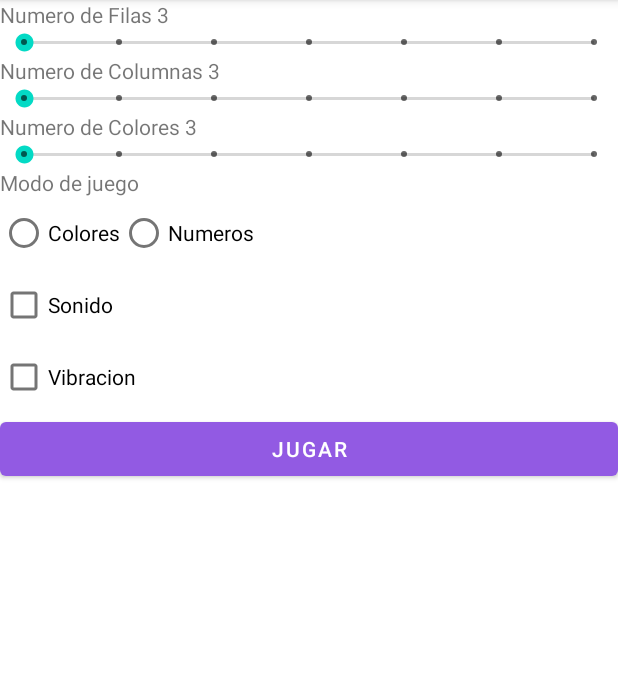
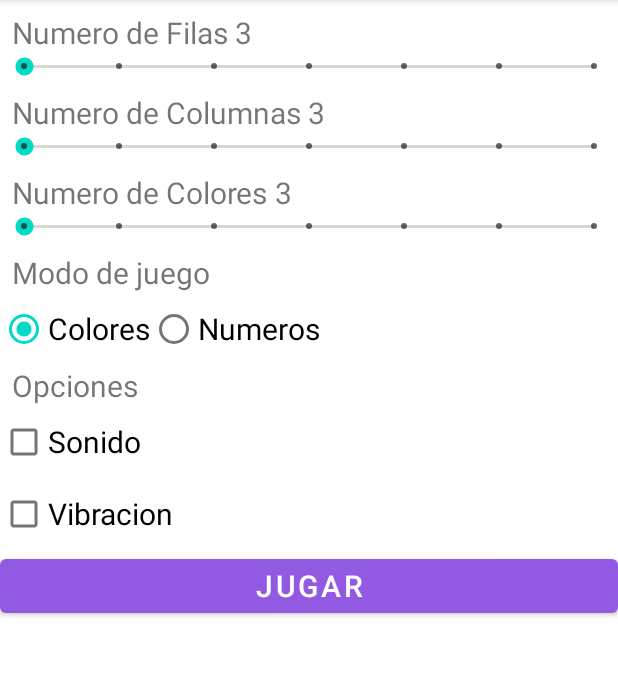
Before and after one commit to Alcel/ElTablero, an Android app: the screen it shows after launch (MainActivity), on a phone screen of 412 x 824 dp, the part 84-759 px from its top. Run offline under Robolectric (Android 15) with nearby library versions, the phone set to English and light mode, and no system bars.

Commit message:
Menu arreglado

```diff
--- a/app/src/main/java/com/example/eltablero/GameField.kt
+++ b/app/src/main/java/com/example/eltablero/GameField.kt
@@ -119,7 +119,7 @@ class GameField : AppCompatActivity() {
                                         changeView(j,i)
 
                                         if(j==0 && i==0){
-                                                changeView(0,0)
+                                                //changeView(0,0)
                                                 changeView(0,1)
                                                 changeView(1,0)
                                                 changeView(1,1)
--- a/app/src/main/res/layout/activity_main.xml
+++ b/app/src/main/res/layout/activity_main.xml
@@ -6,25 +6,33 @@
     android:layout_height="match_parent"
     android:orientation="vertical"
     tools:context=".MainActivity" >
-
+    <Space
+        android:layout_width="8dp"
+        android:layout_height="8dp" />
     <LinearLayout
         android:layout_width="wrap_content"
         android:layout_height="wrap_content"
         android:orientation="horizontal">
 
+        <Space
+            android:layout_width="8dp"
+            android:layout_height="wrap_content" />
         <TextView
             android:id="@+id/horizontalCell"
             android:layout_width="wrap_content"
             android:layout_height="wrap_content"
             android:layout_weight="1"
-            android:text="@string/numFilas" />
+            android:text="@string/numFilas"
+            android:textSize="20sp" />
 
         <TextView
             android:id="@+id/textProgress1"
             android:layout_width="match_parent"
             android:layout_height="wrap_content"
-            android:text="TextView" />
+            android:text="TextView"
+            android:textSize="20sp" />
     </LinearLayout>
+
 
     <SeekBar
         android:id="@+id/seekBar1"
@@ -33,24 +41,31 @@
         android:layout_height="wrap_content"
         android:max="6"
         android:progress="3" />
+    <Space
+        android:layout_width="8dp"
+        android:layout_height="8dp" />
 
     <LinearLayout
         android:layout_width="wrap_content"
         android:layout_height="wrap_content"
         android:orientation="horizontal">
-
+        <Space
+            android:layout_width="8dp"
+            android:layout_height="wrap_content" />
         <TextView
             android:id="@+id/verticalCell"
             android:layout_width="wrap_content"
             android:layout_height="wrap_content"
             android:layout_weight="1"
-            android:text="@string/numColumn" />
+            android:text="@string/numColumn"
+            android:textSize="20sp" />
 
         <TextView
             android:id="@+id/textProgress2"
             android:layout_width="match_parent"
             android:layout_height="wrap_content"
-            android:text="TextView" />
+            android:text="TextView"
+            android:textSize="20sp" />
     </LinearLayout>
 
     <SeekBar
@@ -60,24 +75,30 @@
         android:layout_height="wrap_content"
         android:max="6"
         android:progress="3"/>
-
+    <Space
+        android:layout_width="8dp"
+        android:layout_height="8dp" />
     <LinearLayout
         android:layout_width="wrap_content"
         android:layout_height="wrap_content"
         android:orientation="horizontal">
-
+        <Space
+            android:layout_width="8dp"
+            android:layout_height="wrap_content" />
         <TextView
             android:id="@+id/tramas"
             android:layout_width="wrap_content"
             android:layout_height="wrap_content"
             android:layout_weight="1"
-            android:text="@string/numColor" />
+            android:text="@string/numColor"
+            android:textSize="20sp" />
 
         <TextView
             android:id="@+id/textProgress3"
             android:layout_width="match_parent"
             android:layout_height="wrap_content"
-            android:text="TextView" />
+            android:text="TextView"
+            android:textSize="20sp" />
     </LinearLayout>
 
     <SeekBar
@@ -87,12 +108,23 @@
         android:layout_height="wrap_content"
         android:max="6"
         android:progress="3" />
+    <Space
+        android:layout_width="8dp"
+        android:layout_height="8dp" />
+    <LinearLayout
+        android:layout_width="wrap_content"
+        android:layout_height="wrap_content">
+        <Space
+            android:layout_width="8dp"
+            android:layout_height="8dp" />
+        <TextView
+            android:id="@+id/textView"
+            android:layout_width="match_parent"
+            android:layout_height="wrap_content"
+            android:text="@string/gameMode"
+            android:textSize="20sp" />
+    </LinearLayout>
 
-    <TextView
-        android:id="@+id/textView"
-        android:layout_width="match_parent"
-        android:layout_height="wrap_content"
-        android:text="@string/gameMode" />
 
     <RadioGroup
         android:id="@+id/grupo"
@@ -104,30 +136,50 @@
             android:id="@+id/radioButtonColors"
             android:layout_width="wrap_content"
             android:layout_height="wrap_content"
-            android:text="@string/colors" />
+            android:checked="true"
+            android:text="@string/colors"
+            android:textSize="20sp" />
 
         <RadioButton
             android:id="@+id/radioButtonNumbers"
             android:layout_width="wrap_content"
             android:layout_height="wrap_content"
-            android:text="@string/numbers" />
+            android:text="@string/numbers"
+            android:textSize="20sp" />
     </RadioGroup>
+    <LinearLayout
+        android:layout_width="wrap_content"
+        android:layout_height="wrap_content">
+        <Space
+            android:layout_width="8dp"
+            android:layout_height="8dp" />
+        <TextView
+            android:id="@+id/textView7"
+            android:layout_width="match_parent"
+            android:layout_height="wrap_content"
+            android:text="@string/opciones"
+            android:textSize="20sp" />
+    </LinearLayout>
+
 
     <CheckBox
         android:id="@+id/soundCheckBox"
         android:layout_width="match_parent"
         android:layout_height="wrap_content"
-        android:text="@string/sound" />
+        android:text="@string/sound"
+        android:textSize="20sp" />
 
     <CheckBox
         android:id="@+id/vibrationCheckBox"
         android:layout_width="match_parent"
         android:layout_height="wrap_content"
-        android:text="@string/vibration" />
+        android:text="@string/vibration"
+        android:textSize="20sp" />
 
     <Button
         android:id="@+id/playButton"
         android:layout_width="match_parent"
         android:layout_height="wrap_content"
-        android:text="@string/play" />
+        android:text="@string/play"
+        android:textSize="20sp" />
 </LinearLayout>
--- a/app/src/main/res/values/strings.xml
+++ b/app/src/main/res/values/strings.xml
@@ -19,4 +19,5 @@
         Para jugar tiene que pulsar las casillas las cuales van rotando en valor. En el caso de pulsar una casilla que no sea una esquina, esta pulsación también afectara a las casillas adyacentes y en el caso de estar la casilla pulsada en una esquina esta pulsación afectara también a las casillas que la rodean.</string>
     <string name="infoTexto">Esta aplicación ha sido desarrollada por Nicolás García Manrique miestras estudiaba en el I.E.S. Murgi.</string>
     <string name="contacto">Correo: nicogarcia.ng4@gmail.com</string>
+    <string name="opciones">Opciones</string>
 </resources>
```
